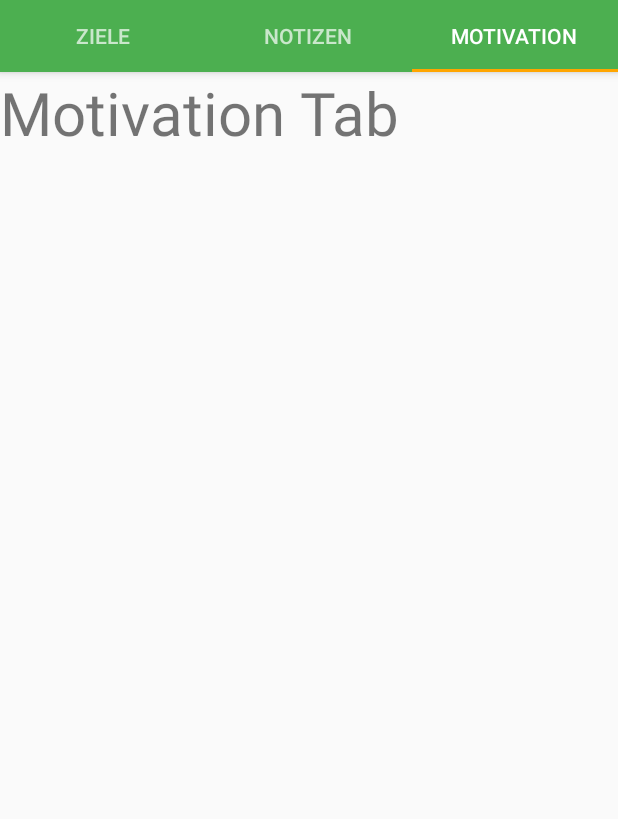
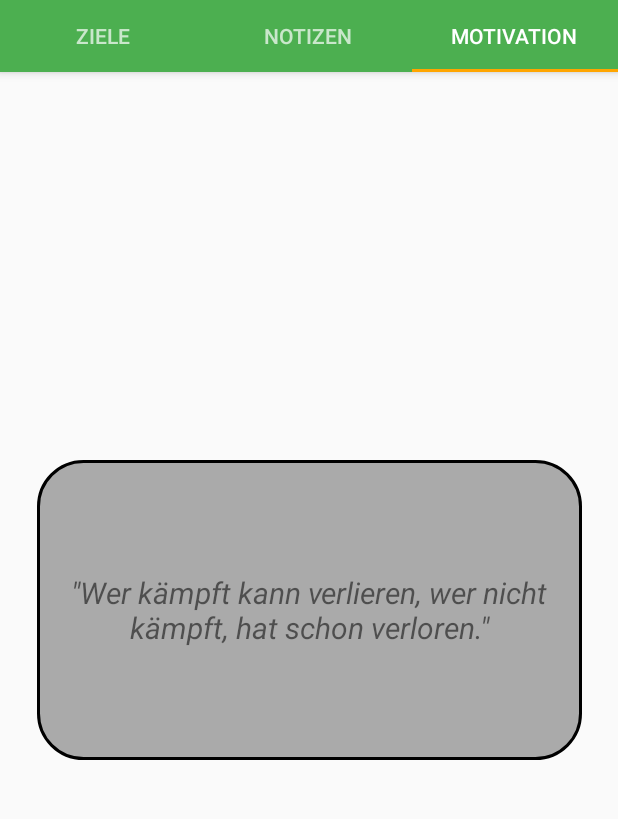
Before and after one commit to Timii-i/Habits, an Android app: the screen it shows after launch (MainActivity), tab 3 chosen, on a phone screen of 412 x 824 dp, the part 89-908 px from its top. Run offline under Robolectric (Android 15) with nearby library versions, the phone set to English and light mode, and no system bars.

Commit message:
code: fragmentMotivation implemented, created a new res: bg_rounded.xml

```diff
--- a/app/src/main/java/com/example/habits/MainActivity.kt
+++ b/app/src/main/java/com/example/habits/MainActivity.kt
@@ -14,6 +14,7 @@ class MainActivity : AppCompatActivity() {
         val sectionsPagerAdapter = SectionsPagerAdapter(this, supportFragmentManager)
         val viewPager: ViewPager = findViewById(R.id.view_pager)
         viewPager.adapter = sectionsPagerAdapter
+        viewPager.offscreenPageLimit = 2
         val tabs: TabLayout = findViewById(R.id.tabs)
         tabs.setupWithViewPager(viewPager)
     }
--- a/app/src/main/java/com/example/habits/Motivation/FragmentMotivation.kt
+++ b/app/src/main/java/com/example/habits/Motivation/FragmentMotivation.kt
@@ -1,11 +1,23 @@
 package com.example.habits.Motivation
 
+import android.os.Build
 import android.os.Bundle
+import android.util.Log
 import androidx.fragment.app.Fragment
 import android.view.LayoutInflater
 import android.view.View
 import android.view.ViewGroup
+import android.widget.TextView
+import androidx.annotation.RequiresApi
 import com.example.habits.R
+import kotlinx.android.synthetic.main.fragment_motivation.*
+import java.time.LocalDateTime
+import java.time.format.DateTimeFormatter
+import java.time.format.FormatStyle
+import java.time.LocalDate
+import java.time.ZoneId
+import java.time.ZonedDateTime
+
 
 /**
  * A simple [Fragment] subclass.
@@ -17,8 +29,60 @@ class FragmentMotivation : Fragment() {
         savedInstanceState: Bundle?
     ): View? {
         // Inflate the layout for this fragment
-        return inflater.inflate(R.layout.fragment_motivation, container, false)
+        val view = inflater.inflate(R.layout.fragment_motivation, container, false)
+    super.onCreateView(inflater, container, savedInstanceState)
+        Log.i("Fragment", "onCreateView called(Motivation)")
+
+    return view
     }
+
+    @RequiresApi(Build.VERSION_CODES.O)
+    override fun onStart() {
+        super.onStart()
+
+        val motivationList = listOf<String>(
+            "Niemand, der sein Bestes gegeben hat, hat es später bereut.", "Dein Körper kann alles schaffen. Es ist dein Geist, den du überzeugen musst.",
+            "Ohne Fleiß kein Preis", "Egal wie weit der Weg ist, man muß den ersten Schritt tun.", "Jeder Champion war mal ein Kämpfer, der sich geweigert hat aufzugeben.",
+            "Es gibt kein “Ich kann das nicht”. Höchstens ” Ich kann das noch nicht.", "PUSH: persist until something happens", "Wenn du aufgeben willst denk, darüber nach warum du angefangen hast.",
+            "Gestern hast du morgen gesagt.", "Stop wishing. Start doing.", "Es ist egal, wie langsam du vorankommst. Du überrundest noch immer jeden auf dem Sofa.",
+            "Ein Ziel ist ein Traum mit Termin.", "Warte nicht. Es gibt nie den passenden Moment.",
+            "Wenn du ganz unten bist. führt der einzige Weg nach oben.", "Dein Leben beginnt dort, wo deine Komfortzone endet.", "Alles, was du brauchst, um erfolgreich zu sein, hast du bereits in dir.",
+            "Mut steht am Anfang des Handelns, Glück am Ende.", "Stolpere nicht über etwas, das hinter dir liegt.", "Alles ist schwierig, bevor es einfach ist.",
+            "Cowards never start. The weak never finish. Winner never quit.", "Wer immer tut, was er schon kann, bleibt immer das, was er schon ist.",
+            "Wir sind nicht auf der Welt, um so zu sein, wie andere uns haben wollen.", "Selbst der schlimmste Fehler ist nicht so schlimm, wie es nie versucht zu haben.",
+            "Nimm dein Leben in deine Hand. Sonst werden es andere für dich tun.", "Am Ende der Ausreden beginnt dein Leben.",
+            "Probleme kann man nie mit der selben Denkweise lösen, durch die sie entstanden sind.", "Du bist nie zu alt, um einen neuen Traum zu träumen.",
+            "Wer die Ruhe nicht in sich selbst findet, wird sie auch anderswo vergeblich suchen.", "Es gibt nur eine Art von Erfolg: sein Leben so zu führen, wie man möchte.",
+            "Jeder Mensch mit einer neuen Idee ist ein Spinner. Bis die Idee Erfolg hat.", "Ein Schiff ist sicherer, wenn es im Hafen liegt. Doch dafür werden Schiffe nicht gebaut.",
+            "Probleme sind Gelegenheiten zu zeigen, was du kannst.", "Du hast ein paar Feinde? Gut, das bedeutet, dass du für etwas aufgestanden bist.",
+            "Wir leben alle unter dem gleichen Himmel. Aber wir haben nicht alle den gleichen Horizont.", "Wer kämpft kann verlieren, wer nicht kämpft, hat schon verloren.",
+            "Das Schicksal liegt nicht in der Hand des Zufalls, es liegt in deiner Hand, du sollst nicht darauf warten, du sollst es bezwingen.",
+            "Wer den Hafen nicht kennt, in den er segeln will, für den ist kein Wind ein günstiger.", "Es ist besser, ein kleines Licht anzuzünden, als über die Dunkelheit zu schimpfen."
+        ).random()
+
+        val tipList = listOf<String>()
+
+        ZitatText.text = "\"" + motivationList + "\""
+
+
+        // gets the current date as well as yesterday's date and checks if they are the same. (checks if we have a new day)
+        /*
+        val zonedYesterday = ZonedDateTime.now(ZoneId.of("Europe/Berlin")).minusDays(1).toLocalDate()
+        val zonedFormattedYesterday = zonedYesterday.format(DateTimeFormatter.ofLocalizedDate(FormatStyle.FULL))
+
+        val DateOfToday = zonedFormattedToday
+
+        if (DateOfToday.compareTo(zonedFormattedToday) == 0){
+            ZitatText.text = "selber tag"
+       }
+        else{
+            ZitatText.text = tempVariable
+        }
+
+         */
+
+    }
+
 
     companion object {
         fun newInstance() = FragmentMotivation()
--- a/app/src/main/java/com/example/habits/Notes/FragmentNotes.kt
+++ b/app/src/main/java/com/example/habits/Notes/FragmentNotes.kt
@@ -29,8 +29,8 @@ class FragmentNotes : Fragment() {
         val view = inflater.inflate(R.layout.fragment_notes, container, false)
 
         addNotes()
-
-        Log.i("FragmentNotes", "onCreateView called")
+        super.onCreateView(inflater, container, savedInstanceState)
+        Log.i("Fragment", "onCreateView called(Notes)")
 
         // Action when the "Neue Notiz" Button is pressed
         view.createNoteClick.setOnClickListener {
--- /dev/null
+++ b/app/src/main/res/drawable/bg_rounded.xml
@@ -0,0 +1,13 @@
+<shape xmlns:android="http://schemas.android.com/apk/res/android">
+    <stroke
+        android:width="2dp"/>
+
+    <solid android:color="#aaa" />
+
+    <corners
+        android:radius="5dp"
+        android:topRightRadius="30dp"
+        android:bottomLeftRadius="30dp"
+        android:bottomRightRadius="30dp"
+        android:topLeftRadius="30dp"/>
+</shape>
--- a/app/src/main/res/layout/fragment_motivation.xml
+++ b/app/src/main/res/layout/fragment_motivation.xml
@@ -1,14 +1,24 @@
 <?xml version="1.0" encoding="utf-8"?>
-<FrameLayout xmlns:android="http://schemas.android.com/apk/res/android"
+<androidx.constraintlayout.widget.ConstraintLayout xmlns:android="http://schemas.android.com/apk/res/android"
+    xmlns:app="http://schemas.android.com/apk/res-auto"
     xmlns:tools="http://schemas.android.com/tools"
+    android:id="@+id/frameLayout"
     android:layout_width="match_parent"
     android:layout_height="match_parent"
     tools:context=".Motivation.FragmentMotivation">
 
     <TextView
-        android:layout_width="match_parent"
-        android:layout_height="match_parent"
-        android:text="Motivation Tab"
-        android:textSize="40sp"/>
+        android:id="@+id/ZitatText"
+        android:layout_width="363dp"
+        android:layout_height="200dp"
+        android:background="@drawable/bg_rounded"
+        android:fontFamily="sans-serif"
+        android:textStyle="italic"
+        android:textSize="20sp"
+        android:gravity="center"
+        app:layout_constraintBottom_toBottomOf="parent"
+        app:layout_constraintEnd_toEndOf="parent"
+        app:layout_constraintStart_toStartOf="parent"
+        app:layout_constraintTop_toTopOf="parent" />
 
-</FrameLayout>
+</androidx.constraintlayout.widget.ConstraintLayout>
```
